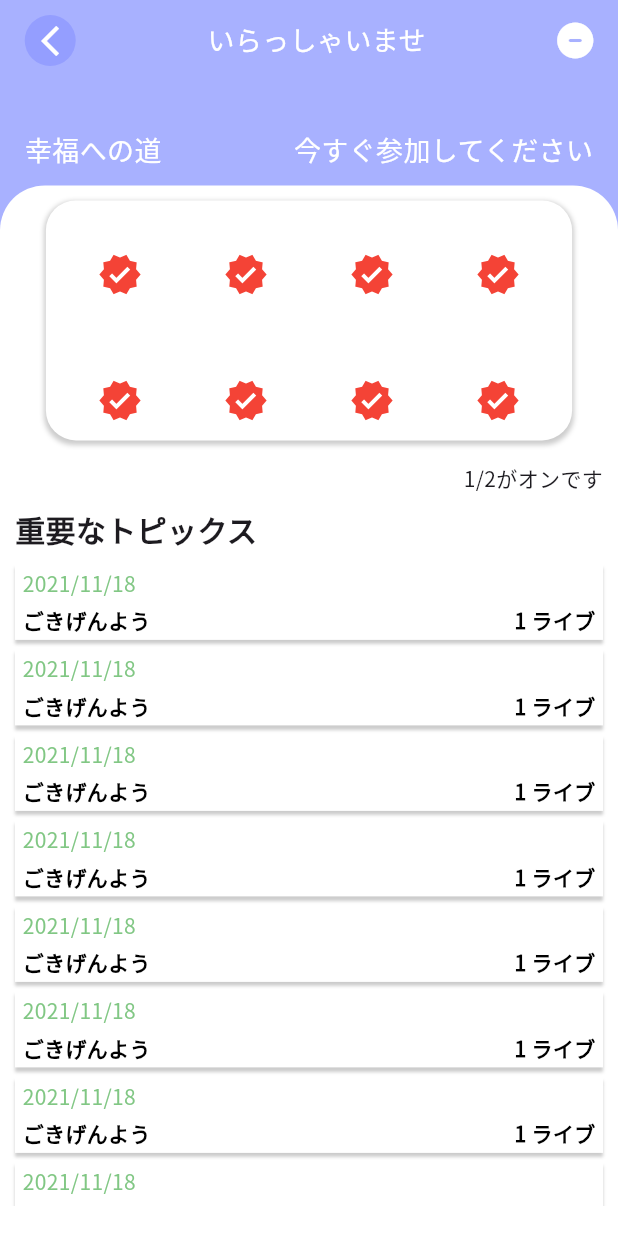
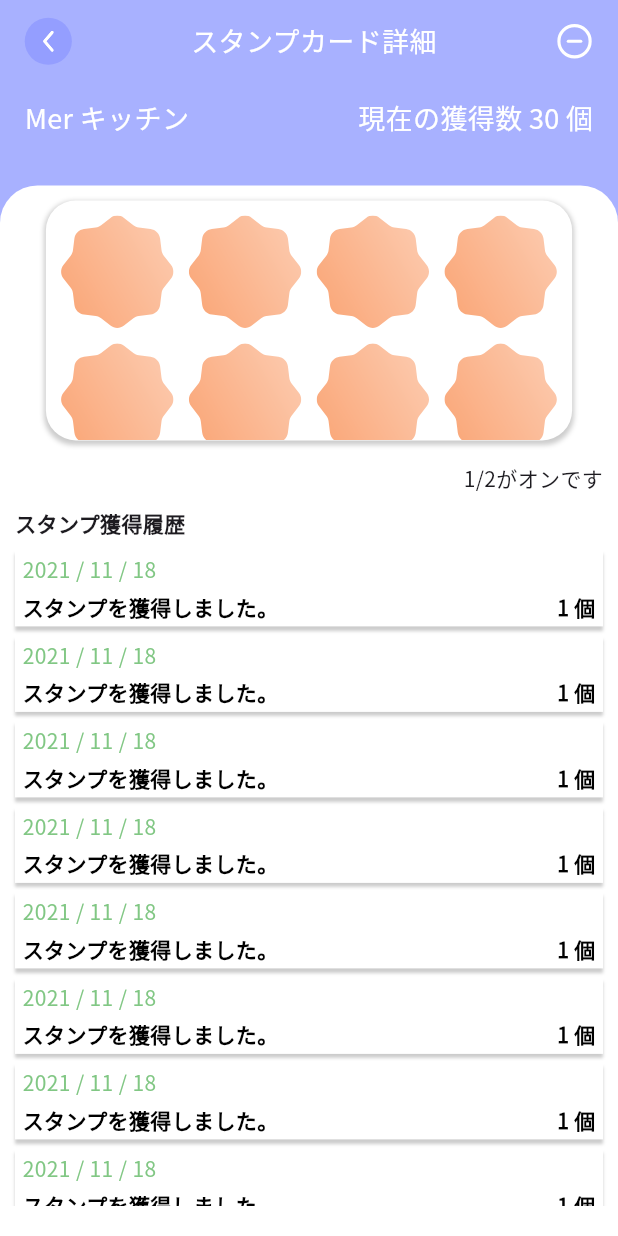
Before and after one commit to manojbhatta500/jiitak-assesment, a Flutter app: the Screen2 screen opened by its route, on a phone screen of 412 x 824 dp. Run offline on Flutter 3.47's test engine with Material 3 defaults, Android fonts, the light colour scheme and no system bars; our stand-ins replace flutter_svg, font_awesome_flutter, get, google_fonts.

Commit message:
2 nd page finished

```diff
--- a/lib/ui/widgets/screen2/ballet.dart
+++ b/lib/ui/widgets/screen2/ballet.dart
@@ -1,4 +1,5 @@
 import 'package:flutter/material.dart';
+import 'package:google_fonts/google_fonts.dart';
 
 class BalletContainer extends StatelessWidget {
   const BalletContainer({super.key});
@@ -26,8 +27,8 @@ class BalletContainer extends StatelessWidget {
           Align(
             alignment: Alignment.centerLeft,
             child: Text(
-              '2021/11/18',
-              style: TextStyle(
+              '2021 / 11 / 18',
+              style: GoogleFonts.notoSansJp(
                 color: Colors.green.withOpacity(0.7),
               ),
             ),
@@ -39,16 +40,16 @@ class BalletContainer extends StatelessWidget {
             mainAxisAlignment: MainAxisAlignment.spaceBetween,
             children: [
               Text(
-                'ごきげんよう',
-                style: TextStyle(
+                'スタンプを獲得しました。',
+                style: GoogleFonts.notoSansJp(
                   fontSize: 14,
                   fontWeight: FontWeight.bold,
                   color: Colors.black,
                 ),
               ),
               Text(
-                '1 ライブ',
-                style: TextStyle(
+                '1 個',
+                style: GoogleFonts.notoSansJp(
                   fontSize: 14,
                   fontWeight: FontWeight.bold,
                   color: Colors.black,
--- a/lib/ui/widgets/screen2/blue_container.dart
+++ b/lib/ui/widgets/screen2/blue_container.dart
@@ -1,5 +1,8 @@
 import 'package:flutter/material.dart';
+import 'package:flutter_svg/svg.dart';
 import 'package:font_awesome_flutter/font_awesome_flutter.dart';
+import 'package:google_fonts/google_fonts.dart';
+import 'package:jiitak/utils/customassets.dart';
 
 class BlueContainer extends StatelessWidget {
   const BlueContainer({super.key});
@@ -28,21 +31,24 @@ class BlueContainer extends StatelessWidget {
                   child: Container(
                     padding: EdgeInsets.all(5),
                     decoration: BoxDecoration(
-                        borderRadius: BorderRadius.circular(20),
-                        color: Color(0xff949EFF)),
-                    child: Icon(
-                      Icons.arrow_back_ios_new,
+                        shape: BoxShape.circle, color: Color(0xff949EFF)),
+                    child: SvgPicture.asset(
+                      CustomAssets.backIcon,
+                      semanticsLabel: 'done Logo',
+                      height: 25,
                       color: Colors.white,
-                      weight: 1,
                     ),
                   ),
                 ),
                 Text(
-                  'いらっしゃいませ',
-                  style: TextStyle(color: Colors.white, fontSize: 18),
+                  'スタンプカード詳細',
+                  style:
+                      GoogleFonts.notoSansJp(color: Colors.white, fontSize: 18),
                 ),
-                Icon(
-                  FontAwesomeIcons.circleMinus,
+                SvgPicture.asset(
+                  CustomAssets.minimize,
+                  semanticsLabel: 'mini Logo',
+                  height: 25,
                   color: Colors.white,
                 ),
               ],
@@ -51,15 +57,20 @@ class BlueContainer extends StatelessWidget {
               mainAxisAlignment: MainAxisAlignment.spaceBetween,
               children: [
                 Text(
-                  '幸福への道',
-                  style: TextStyle(color: Colors.white, fontSize: 18),
+                  'Mer キッチン',
+                  style:
+                      GoogleFonts.notoSansJp(color: Colors.white, fontSize: 18),
                 ),
                 Text(
-                  '今すぐ参加してください',
-                  style: TextStyle(color: Colors.white, fontSize: 18),
+                  '現在の獲得数 30 個',
+                  style:
+                      GoogleFonts.notoSansJp(color: Colors.white, fontSize: 18),
                 ),
               ],
             ),
+            SizedBox(
+              height: 1,
+            )
           ],
         ),
       ),
--- a/lib/ui/widgets/screen2/sliders.dart
+++ b/lib/ui/widgets/screen2/sliders.dart
@@ -1,4 +1,6 @@
 import 'package:flutter/material.dart';
+import 'package:flutter_svg/svg.dart';
+import 'package:jiitak/utils/customassets.dart';
 
 class Sliders extends StatelessWidget {
   const Sliders({super.key});
@@ -63,15 +65,16 @@ class IconGrid extends StatelessWidget {
       padding: EdgeInsets.all(10),
       gridDelegate: SliverGridDelegateWithFixedCrossAxisCount(
         crossAxisCount: 4,
-        crossAxisSpacing: 5,
-        mainAxisSpacing: 5,
+        crossAxisSpacing: 10,
+        mainAxisSpacing: 10,
       ),
       itemCount: 16, // Number of items
       itemBuilder: (context, index) {
-        return Icon(
-          Icons.verified,
-          color: Colors.red,
-          size: 30,
+        return SvgPicture.asset(
+          CustomAssets.star,
+          semanticsLabel: 'mini Logo',
+          height: 22,
+          color: Color(0XFFFAA677),
         );
       },
     );
--- a/lib/ui/widgets/screen2/white_container.dart
+++ b/lib/ui/widgets/screen2/white_container.dart
@@ -1,4 +1,5 @@
 import 'package:flutter/material.dart';
+import 'package:google_fonts/google_fonts.dart';
 import 'package:jiitak/ui/widgets/screen2/ballet.dart';
 import 'package:jiitak/ui/widgets/screen2/sliders.dart';
 
@@ -13,7 +14,7 @@ class WhiteContainer extends StatelessWidget {
         decoration: BoxDecoration(
             color: Colors.white,
             borderRadius: BorderRadius.only(
-                topLeft: Radius.circular(30), topRight: Radius.circular(30))),
+                topLeft: Radius.circular(25), topRight: Radius.circular(25))),
         child: Column(
           children: [
             Sliders(),
@@ -21,7 +22,10 @@ class WhiteContainer extends StatelessWidget {
               padding: const EdgeInsets.symmetric(vertical: 5, horizontal: 10),
               child: Align(
                 alignment: Alignment.centerRight,
-                child: Text('1/2がオンです'),
+                child: Text(
+                  '1/2がオンです',
+                  style: GoogleFonts.notoSansJp(),
+                ),
               ),
             ),
             Padding(
@@ -29,8 +33,9 @@ class WhiteContainer extends StatelessWidget {
               child: Align(
                 alignment: Alignment.centerLeft,
                 child: Text(
-                  '重要なトピックス',
-                  style: TextStyle(fontWeight: FontWeight.bold, fontSize: 20),
+                  'スタンプ獲得履歴',
+                  style: GoogleFonts.notoSansJp(
+                      fontWeight: FontWeight.bold, fontSize: 14),
                 ),
               ),
             ),
--- a/lib/utils/customassets.dart
+++ b/lib/utils/customassets.dart
@@ -2,8 +2,12 @@ class CustomAssets {
   // icons
   static String filterIcon = 'assets/icons/Filter_icon.svg';
   static String heartIcon = 'assets/icons/heart.svg';
+  static String floatbutton = 'assets/icons/Vector.svg';
+  static String backIcon = 'assets/icons/back.svg';
+  static String minimize = 'assets/icons/circle.svg';
+  static String star = 'assets/icons/star.svg';
 
   // assets
 
-  static String healthpic = 'assets/pictures/health.svg';
+  static String healthpic = 'assets/pictures/health.png';
 }
--- a/pubspec.yaml
+++ b/pubspec.yaml
@@ -66,7 +66,7 @@ flutter:
   assets:
     - assets/pictures/
     - assets/icons/
-  #   - images/a_dot_ham.jpeg
+
 
   # An image asset can refer to one or more resolution-specific "variants", see
   # https://flutter.dev/assets-and-images/#resolution-aware
```
Also changed, not shown: lib/ui/screens/screen1.dart (+14 -1 lines), lib/ui/widgets/screen1/package_detail.dart (+64 -43 lines), assets/icons/Vector.svg (added), assets/icons/back.svg (added), assets/icons/circle.svg (added), assets/icons/star.svg (added), assets/pictures/health.png (added), assets/pictures/health.svg (deleted).
